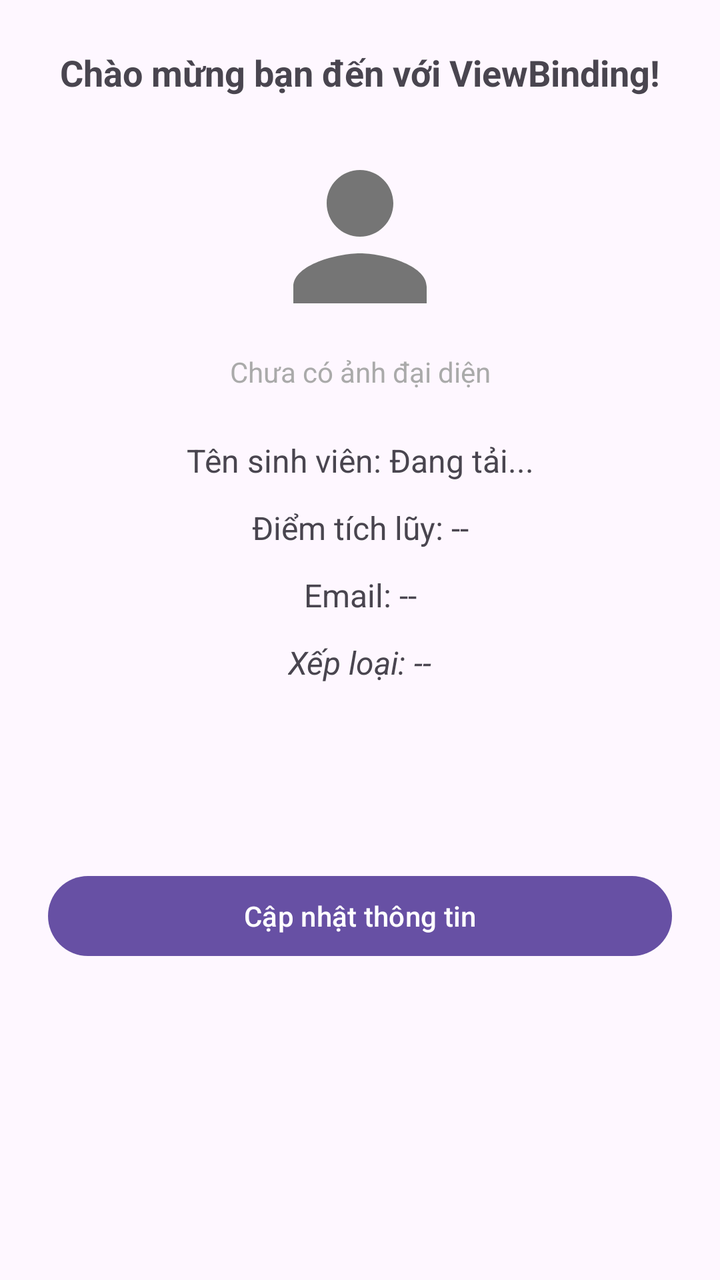
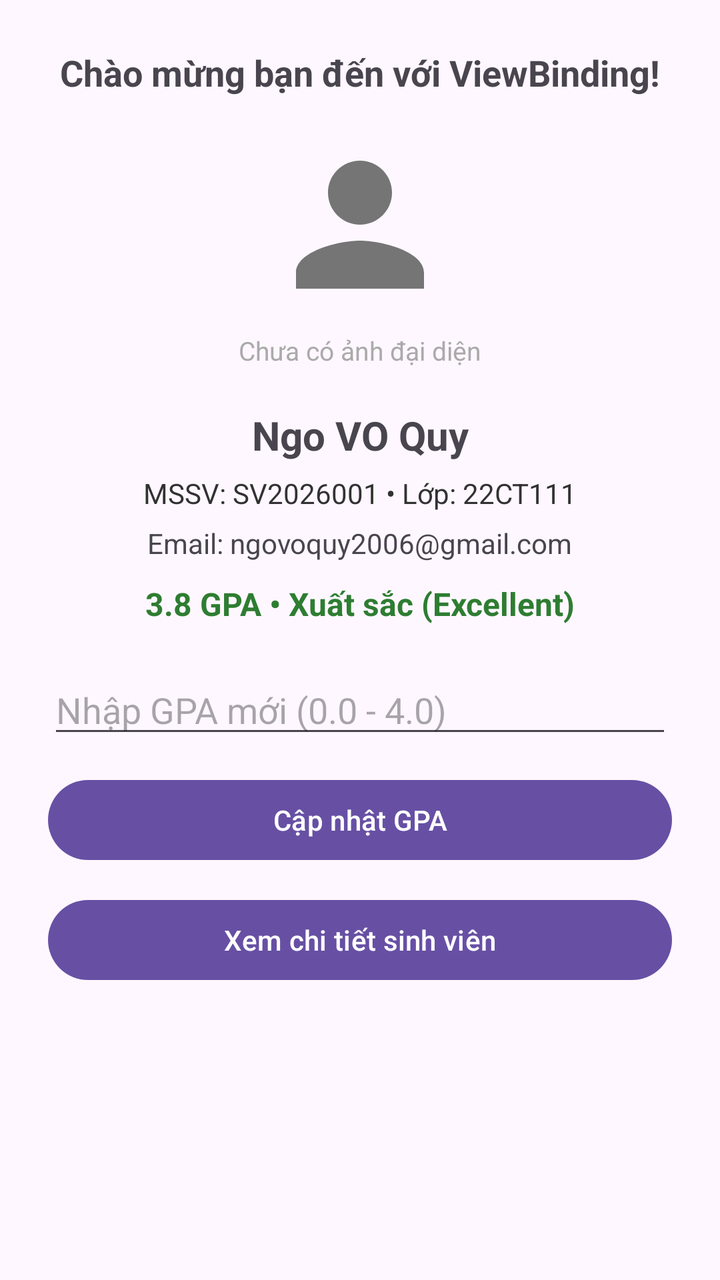

The first picture is an Android layout as it rendered before a commit; the second is the same layout after the commit. The layout source and the unified diff follow.
<!-- AndroidManifest.xml: application theme Theme.StudentProfile -->
<!-- res/layout/activity_main.xml -->
<?xml version="1.0" encoding="utf-8"?>
<androidx.constraintlayout.widget.ConstraintLayout xmlns:android="http://schemas.android.com/apk/res/android"
    xmlns:app="http://schemas.android.com/apk/res-auto"
    xmlns:tools="http://schemas.android.com/tools"
    android:id="@+id/main"
    android:layout_width="match_parent"
    android:layout_height="match_parent"
    android:padding="24dp"
    tools:context=".MainActivity">

    <TextView
        android:id="@+id/tvWelcome"
        android:layout_width="wrap_content"
        android:layout_height="wrap_content"
        android:text="Chào mừng bạn đến với ViewBinding!"
        android:textSize="18sp"
        android:textStyle="bold"
        app:layout_constraintEnd_toEndOf="parent"
        app:layout_constraintStart_toStartOf="parent"
        app:layout_constraintTop_toTopOf="parent" />

    <ImageView
        android:id="@+id/imgAvatar"
        android:layout_width="100dp"
        android:layout_height="100dp"
        android:layout_marginTop="20dp"
        android:contentDescription="Avatar"
        android:src="@drawable/ic_default_avatar"
        app:layout_constraintEnd_toEndOf="parent"
        app:layout_constraintStart_toStartOf="parent"
        app:layout_constraintTop_toBottomOf="@id/tvWelcome" />

    <TextView
        android:id="@+id/tvAvatarStatus"
        android:layout_width="wrap_content"
        android:layout_height="wrap_content"
        android:layout_marginTop="8dp"
        android:text="Chưa có ảnh đại diện"
        android:textColor="@android:color/darker_gray"
        android:textSize="14sp"
        app:layout_constraintEnd_toEndOf="parent"
        app:layout_constraintStart_toStartOf="parent"
        app:layout_constraintTop_toBottomOf="@id/imgAvatar" />

    <TextView
        android:id="@+id/tvName"
        android:layout_width="wrap_content"
        android:layout_height="wrap_content"
        android:layout_marginTop="24dp"
        android:text="Tên sinh viên: Đang tải..."
        android:textSize="16sp"
        app:layout_constraintEnd_toEndOf="parent"
        app:layout_constraintStart_toStartOf="parent"
        app:layout_constraintTop_toBottomOf="@id/tvAvatarStatus" />

    <TextView
        android:id="@+id/tvGpa"
        android:layout_width="wrap_content"
        android:layout_height="wrap_content"
        android:layout_marginTop="12dp"
        android:text="Điểm tích lũy: --"
        android:textSize="16sp"
        app:layout_constraintEnd_toEndOf="parent"
        app:layout_constraintStart_toStartOf="parent"
        app:layout_constraintTop_toBottomOf="@id/tvName" />

    <TextView
        android:id="@+id/tvEmail"
        android:layout_width="wrap_content"
        android:layout_height="wrap_content"
        android:layout_marginTop="12dp"
        android:text="Email: --"
        android:textSize="16sp"
        app:layout_constraintEnd_toEndOf="parent"
        app:layout_constraintStart_toStartOf="parent"
        app:layout_constraintTop_toBottomOf="@id/tvGpa" />

    <TextView
        android:id="@+id/tvRanking"
        android:layout_width="wrap_content"
        android:layout_height="wrap_content"
        android:layout_marginTop="12dp"
        android:text="Xếp loại: --"
        android:textSize="16sp"
        android:textStyle="italic"
        app:layout_constraintEnd_toEndOf="parent"
        app:layout_constraintStart_toStartOf="parent"
        app:layout_constraintTop_toBottomOf="@id/tvEmail" />

    <ProgressBar
        android:id="@+id/progressBar"
        android:layout_width="wrap_content"
        android:layout_height="wrap_content"
        android:layout_marginTop="20dp"
        app:layout_constraintEnd_toEndOf="parent"
        app:layout_constraintStart_toStartOf="parent"
        app:layout_constraintTop_toBottomOf="@id/tvRanking" />

    <Button
        android:id="@+id/btnUpdate"
        android:layout_width="0dp"
        android:layout_height="wrap_content"
        android:layout_marginTop="24dp"
        android:text="Cập nhật thông tin"
        app:layout_constraintEnd_toEndOf="parent"
        app:layout_constraintStart_toStartOf="parent"
        app:layout_constraintTop_toBottomOf="@id/progressBar" />

</androidx.constraintlayout.widget.ConstraintLayout>
<!-- resources referenced by this layout -->
<resources>
  <!-- drawable ic_default_avatar (drawable) -->
  <vector xmlns:android="http://schemas.android.com/apk/res/android"
      android:width="96dp"
      android:height="96dp"
      android:viewportWidth="24"
      android:viewportHeight="24">
    <path
        android:fillColor="#FF757575"
        android:pathData="M12,12c2.21,0 4,-1.79 4,-4s-1.79,-4 -4,-4 -4,1.79 -4,4 1.79,4 4,4zM12,14c-2.67,0 -8,1.34 -8,4v2h16v-2c0,-2.66 -5.33,-4 -8,-4z"/>
  </vector>
  <style name="Theme.StudentProfile" parent="Base.Theme.StudentProfile" />
  <style name="Base.Theme.StudentProfile" parent="Theme.Material3.DayNight.NoActionBar">
          
          
      </style>
</resources>

<!-- the commit's change to res/layout/activity_main.xml (unified diff, before → after) -->
@@ -1,109 +1,157 @@
 <?xml version="1.0" encoding="utf-8"?>
-<androidx.constraintlayout.widget.ConstraintLayout xmlns:android="http://schemas.android.com/apk/res/android"
+<ScrollView xmlns:android="http://schemas.android.com/apk/res/android"
     xmlns:app="http://schemas.android.com/apk/res-auto"
     xmlns:tools="http://schemas.android.com/tools"
     android:id="@+id/main"
     android:layout_width="match_parent"
     android:layout_height="match_parent"
-    android:padding="24dp"
+    android:fillViewport="true"
     tools:context=".MainActivity">
 
-    <TextView
-        android:id="@+id/tvWelcome"
-        android:layout_width="wrap_content"
+    <androidx.constraintlayout.widget.ConstraintLayout
+        android:layout_width="match_parent"
         android:layout_height="wrap_content"
-        android:text="Chào mừng bạn đến với ViewBinding!"
-        android:textSize="18sp"
-        android:textStyle="bold"
-        app:layout_constraintEnd_toEndOf="parent"
-        app:layout_constraintStart_toStartOf="parent"
-        app:layout_constraintTop_toTopOf="parent" />
+        android:padding="24dp">
 
-    <ImageView
-        android:id="@+id/imgAvatar"
-        android:layout_width="100dp"
-        android:layout_height="100dp"
-        android:layout_marginTop="20dp"
-        android:contentDescription="Avatar"
-        android:src="@drawable/ic_default_avatar"
-        app:layout_constraintEnd_toEndOf="parent"
-        app:layout_constraintStart_toStartOf="parent"
-        app:layout_constraintTop_toBottomOf="@id/tvWelcome" />
+        <TextView
+            android:id="@+id/tvWelcome"
+            android:layout_width="wrap_content"
+            android:layout_height="wrap_content"
+            android:text="Chào mừng bạn đến với ViewBinding!"
+            android:textSize="18sp"
+            android:textStyle="bold"
+            app:layout_constraintEnd_toEndOf="parent"
+            app:layout_constraintStart_toStartOf="parent"
+            app:layout_constraintTop_toTopOf="parent" />
 
-    <TextView
-        android:id="@+id/tvAvatarStatus"
-        android:layout_width="wrap_content"
-        android:layout_height="wrap_content"
-        android:layout_marginTop="8dp"
-        android:text="Chưa có ảnh đại diện"
-        android:textColor="@android:color/darker_gray"
-        android:textSize="14sp"
-        app:layout_constraintEnd_toEndOf="parent"
-        app:layout_constraintStart_toStartOf="parent"
-        app:layout_constraintTop_toBottomOf="@id/imgAvatar" />
+        <ImageView
+            android:id="@+id/imgAvatar"
+            android:layout_width="96dp"
+            android:layout_height="96dp"
+            android:layout_marginTop="16dp"
+            android:contentDescription="Avatar"
+            android:src="@drawable/ic_default_avatar"
+            app:layout_constraintEnd_toEndOf="parent"
+            app:layout_constraintStart_toStartOf="parent"
+            app:layout_constraintTop_toBottomOf="@id/tvWelcome" />
 
-    <TextView
-        android:id="@+id/tvName"
-        android:layout_width="wrap_content"
-        android:layout_height="wrap_content"
-        android:layout_marginTop="24dp"
-        android:text="Tên sinh viên: Đang tải..."
-        android:textSize="16sp"
-        app:layout_constraintEnd_toEndOf="parent"
-        app:layout_constraintStart_toStartOf="parent"
-        app:layout_constraintTop_toBottomOf="@id/tvAvatarStatus" />
+        <TextView
+            android:id="@+id/tvAvatarStatus"
+            android:layout_width="wrap_content"
+            android:layout_height="wrap_content"
+            android:layout_marginTop="6dp"
+            android:text="Chưa có ảnh đại diện"
+            android:textColor="@android:color/darker_gray"
+            android:textSize="13sp"
+            app:layout_constraintEnd_toEndOf="parent"
+            app:layout_constraintStart_toStartOf="parent"
+            app:layout_constraintTop_toBottomOf="@id/imgAvatar" />
 
-    <TextView
-        android:id="@+id/tvGpa"
-        android:layout_width="wrap_content"
-        android:layout_height="wrap_content"
-        android:layout_marginTop="12dp"
-        android:text="Điểm tích lũy: --"
-        android:textSize="16sp"
-        app:layout_constraintEnd_toEndOf="parent"
-        app:layout_constraintStart_toStartOf="parent"
-        app:layout_constraintTop_toBottomOf="@id/tvName" />
+        
+        <TextView
+            android:id="@+id/tvStudentName"
+            android:layout_width="wrap_content"
+            android:layout_height="wrap_content"
+            android:layout_marginTop="20dp"
+            android:text="Ngo VO Quy"
+            android:textSize="20sp"
+            android:textStyle="bold"
+            app:layout_constraintEnd_toEndOf="parent"
+            app:layout_constraintStart_toStartOf="parent"
+            app:layout_constraintTop_toBottomOf="@id/tvAvatarStatus" />
 
-    <TextView
-        android:id="@+id/tvEmail"
-        android:layout_width="wrap_content"
-        android:layout_height="wrap_content"
-        android:layout_marginTop="12dp"
-        android:text="Email: --"
-        android:textSize="16sp"
-        app:layout_constraintEnd_toEndOf="parent"
-        app:layout_constraintStart_toStartOf="parent"
-        app:layout_constraintTop_toBottomOf="@id/tvGpa" />
+        <TextView
+            android:id="@+id/tvStudentDetails"
+            android:layout_width="wrap_content"
+            android:layout_height="wrap_content"
+            android:layout_marginTop="6dp"
+            android:text="MSSV: SV2026001 • Lớp: 22CT111"
+            android:textColor="@android:color/secondary_text_light"
+            android:textSize="14sp"
+            app:layout_constraintEnd_toEndOf="parent"
+            app:layout_constraintStart_toStartOf="parent"
+            app:layout_constraintTop_toBottomOf="@id/tvStudentName" />
 
-    <TextView
-        android:id="@+id/tvRanking"
-        android:layout_width="wrap_content"
-        android:layout_height="wrap_content"
-        android:layout_marginTop="12dp"
-        android:text="Xếp loại: --"
-        android:textSize="16sp"
-        android:textStyle="italic"
-        app:layout_constraintEnd_toEndOf="parent"
-        app:layout_constraintStart_toStartOf="parent"
-        app:layout_constraintTop_toBottomOf="@id/tvEmail" />
+        <TextView
+            android:id="@+id/tvStudentEmail"
+            android:layout_width="wrap_content"
+            android:layout_height="wrap_content"
+            android:layout_marginTop="6dp"
+            android:text="Email: ngovoquy2006@gmail.com"
+            android:textSize="14sp"
+            app:layout_constraintEnd_toEndOf="parent"
+            app:layout_constraintStart_toStartOf="parent"
+            app:layout_constraintTop_toBottomOf="@id/tvStudentDetails" />
 
-    <ProgressBar
-        android:id="@+id/progressBar"
-        android:layout_width="wrap_content"
-        android:layout_height="wrap_content"
-        android:layout_marginTop="20dp"
-        app:layout_constraintEnd_toEndOf="parent"
-        app:layout_constraintStart_toStartOf="parent"
-        app:layout_constraintTop_toBottomOf="@id/tvRanking" />
+        <TextView
+            android:id="@+id/tvGpaBadge"
+            android:layout_width="wrap_content"
+            android:layout_height="wrap_content"
+            android:layout_marginTop="10dp"
+            android:text="3.8 GPA • Xuất sắc (Excellent)"
+            android:textColor="#2E7D32"
+            android:textSize="16sp"
+            android:textStyle="bold"
+            app:layout_constraintEnd_toEndOf="parent"
+            app:layout_constraintStart_toStartOf="parent"
+            app:layout_constraintTop_toBottomOf="@id/tvStudentEmail" />
 
-    <Button
-        android:id="@+id/btnUpdate"
-        android:layout_width="0dp"
-        android:layout_height="wrap_content"
-        android:layout_marginTop="24dp"
-        android:text="Cập nhật thông tin"
-        app:layout_constraintEnd_toEndOf="parent"
-        app:layout_constraintStart_toStartOf="parent"
-        app:layout_constraintTop_toBottomOf="@id/progressBar" />
+        
+        <EditText
+            android:id="@+id/edtGpaInput"
+            android:layout_width="0dp"
+            android:layout_height="wrap_content"
+            android:layout_marginTop="20dp"
+            android:hint="Nhập GPA mới (0.0 - 4.0)"
+            android:inputType="numberDecimal"
+            app:layout_constraintEnd_toEndOf="parent"
+            app:layout_constraintStart_toStartOf="parent"
+            app:layout_constraintTop_toBottomOf="@id/tvGpaBadge" />
 
-</androidx.constraintlayout.widget.ConstraintLayout>
+        
+        <TextView
+            android:id="@+id/tvPreviewRanking"
+            android:layout_width="wrap_content"
+            android:layout_height="wrap_content"
+            android:layout_marginTop="6dp"
+            android:text="Dự kiến: Xuất sắc (Excellent)"
+            android:textColor="#1976D2"
+            android:textSize="14sp"
+            android:visibility="gone"
+            app:layout_constraintStart_toStartOf="@id/edtGpaInput"
+            app:layout_constraintTop_toBottomOf="@id/edtGpaInput" />
+
+        
+        <Button
+            android:id="@+id/btnUpdateGpa"
+            android:layout_width="0dp"
+            android:layout_height="wrap_content"
+            android:layout_marginTop="12dp"
+            android:text="Cập nhật GPA"
+            app:layout_constraintEnd_toEndOf="parent"
+            app:layout_constraintStart_toStartOf="parent"
+            app:layout_constraintTop_toBottomOf="@id/tvPreviewRanking" />
+
+        <ProgressBar
+            android:id="@+id/progressBar"
+            android:layout_width="wrap_content"
+            android:layout_height="wrap_content"
+            android:layout_marginTop="16dp"
+            android:visibility="gone"
+            app:layout_constraintEnd_toEndOf="parent"
+            app:layout_constraintStart_toStartOf="parent"
+            app:layout_constraintTop_toBottomOf="@id/btnUpdateGpa" />
+
+        
+        <Button
+            android:id="@+id/btnUpdate"
+            android:layout_width="0dp"
+            android:layout_height="wrap_content"
+            android:layout_marginTop="12dp"
+            android:text="Xem chi tiết sinh viên"
+            app:layout_constraintEnd_toEndOf="parent"
+            app:layout_constraintStart_toStartOf="parent"
+            app:layout_constraintTop_toBottomOf="@id/progressBar" />
+
+    </androidx.constraintlayout.widget.ConstraintLayout>
+</ScrollView>
